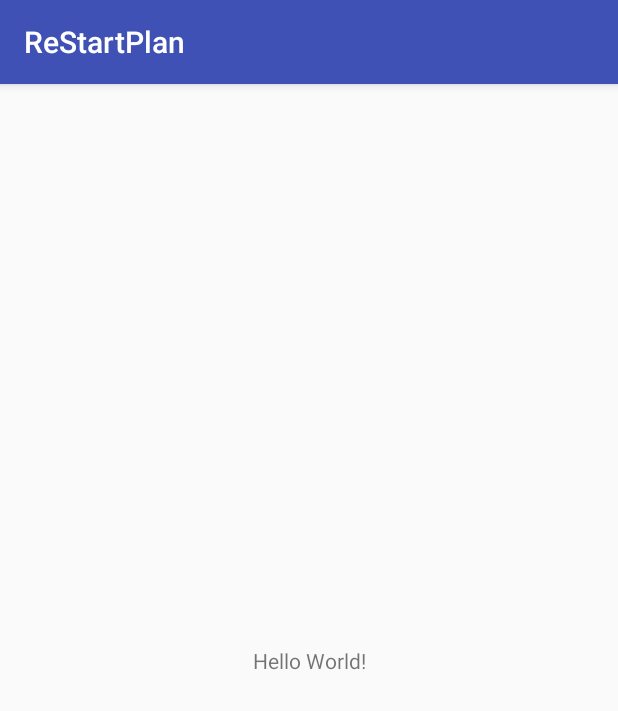
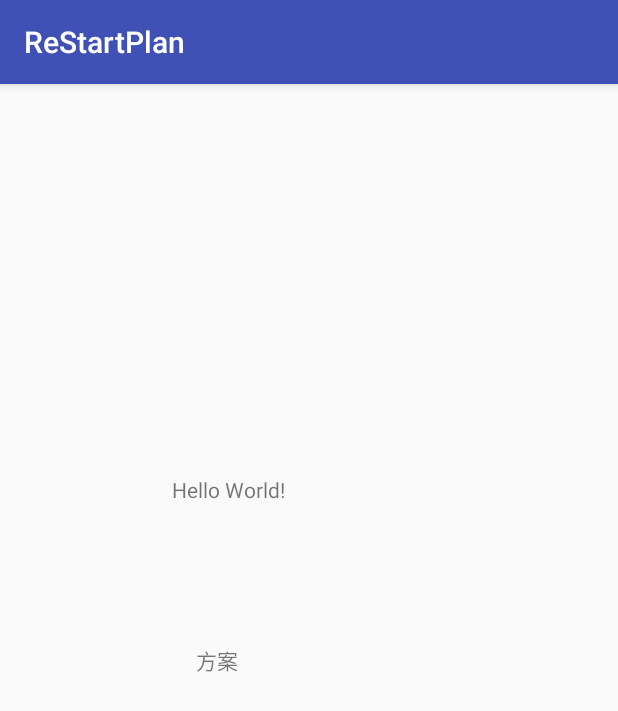
Before and after one commit to coudy02/FromZone, an Android app: the screen it shows after launch (MainActivity), on a phone screen of 412 x 824 dp. Shown: the top 711 px of the screen. Run offline under Robolectric (Android 15) with nearby library versions, the phone set to English and light mode, and no system bars.

Commit message:
second upload, test

```diff
--- a/app/src/main/java/eshore/gdtel/com/restartplan/MainActivity.java
+++ b/app/src/main/java/eshore/gdtel/com/restartplan/MainActivity.java
@@ -2,6 +2,7 @@ package eshore.gdtel.com.restartplan;
 
 import android.support.v7.app.AppCompatActivity;
 import android.os.Bundle;
+import android.widget.TextView;
 
 public class MainActivity extends AppCompatActivity {
 
@@ -9,5 +10,10 @@ public class MainActivity extends AppCompatActivity {
     protected void onCreate(Bundle savedInstanceState) {
         super.onCreate(savedInstanceState);
         setContentView(R.layout.activity_main);
+
+        TextView tv_proposal = (TextView) findViewById(R.id.tv_proposal);
+
+        tv_proposal.setText("方案");
+
     }
 }
--- a/app/src/main/res/layout/activity_main.xml
+++ b/app/src/main/res/layout/activity_main.xml
@@ -8,12 +8,25 @@
     tools:context="eshore.gdtel.com.restartplan.MainActivity">
 
     <TextView
+        android:id="@+id/tv_proposal"
         android:layout_width="wrap_content"
         android:layout_height="wrap_content"
         android:text="Hello World!"
         app:layout_constraintBottom_toBottomOf="parent"
         app:layout_constraintLeft_toLeftOf="parent"
         app:layout_constraintRight_toRightOf="parent"
-        app:layout_constraintTop_toTopOf="parent" />
+        app:layout_constraintTop_toTopOf="parent"
+        app:layout_constraintHorizontal_bias="0.34" />
+
+    <TextView
+        android:layout_width="wrap_content"
+        android:layout_height="wrap_content"
+        android:text="Hello World!"
+        app:layout_constraintBottom_toBottomOf="parent"
+        app:layout_constraintLeft_toLeftOf="parent"
+        app:layout_constraintRight_toRightOf="parent"
+        app:layout_constraintTop_toTopOf="parent"
+        app:layout_constraintHorizontal_bias="0.34"
+        app:layout_constraintVertical_bias="0.348" />
 
 </android.support.constraint.ConstraintLayout>
```
